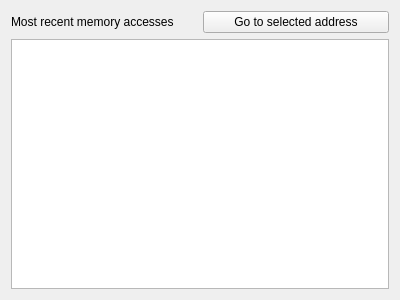
This is src/rwjumpwidget.ui in mortbopet/Ripes as Qt 5 draws it before an edit. The edited form follows.
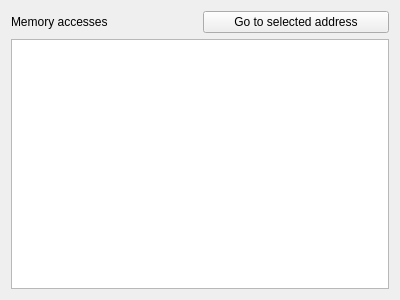
This is the edited form.

Commit message:
Fix syntax highlighter bug
Writing instructions on a line with labels would cause a crash

```diff
--- a/src/rwjumpwidget.ui
+++ b/src/rwjumpwidget.ui
@@ -21,7 +21,7 @@
        <item>
         <widget class="QLabel" name="label">
          <property name="text">
-          <string>Most recent memory accesses</string>
+          <string>Memory accesses</string>
          </property>
          <property name="wordWrap">
           <bool>true</bool>
```
The commit also changes 1 other file.
